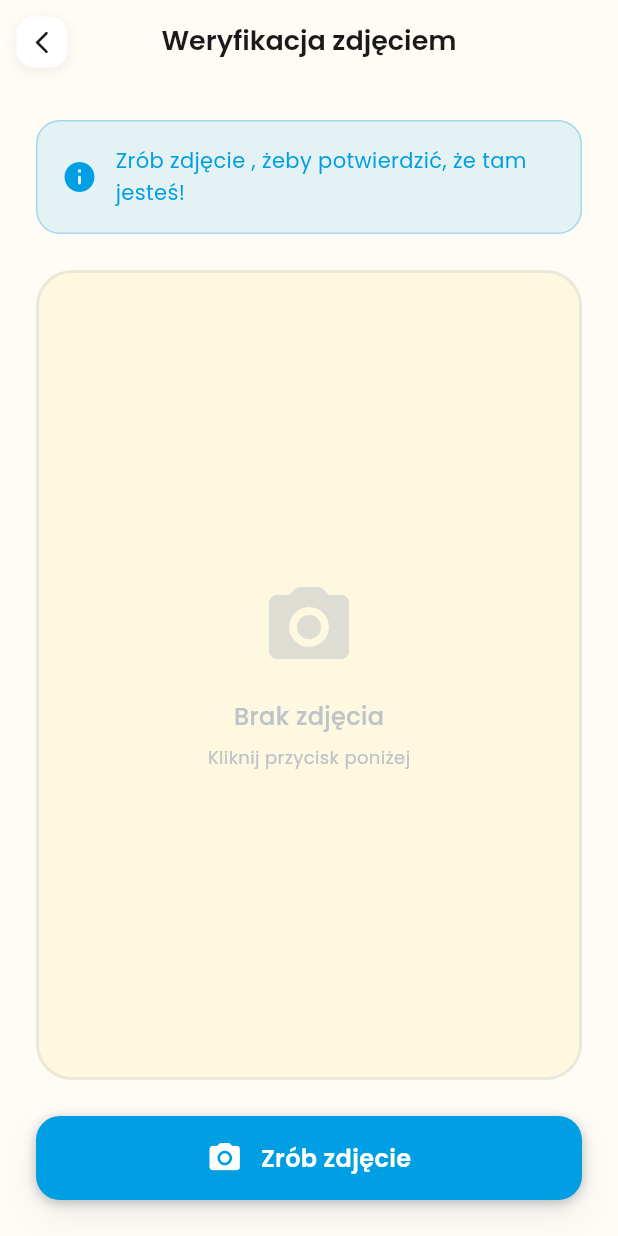
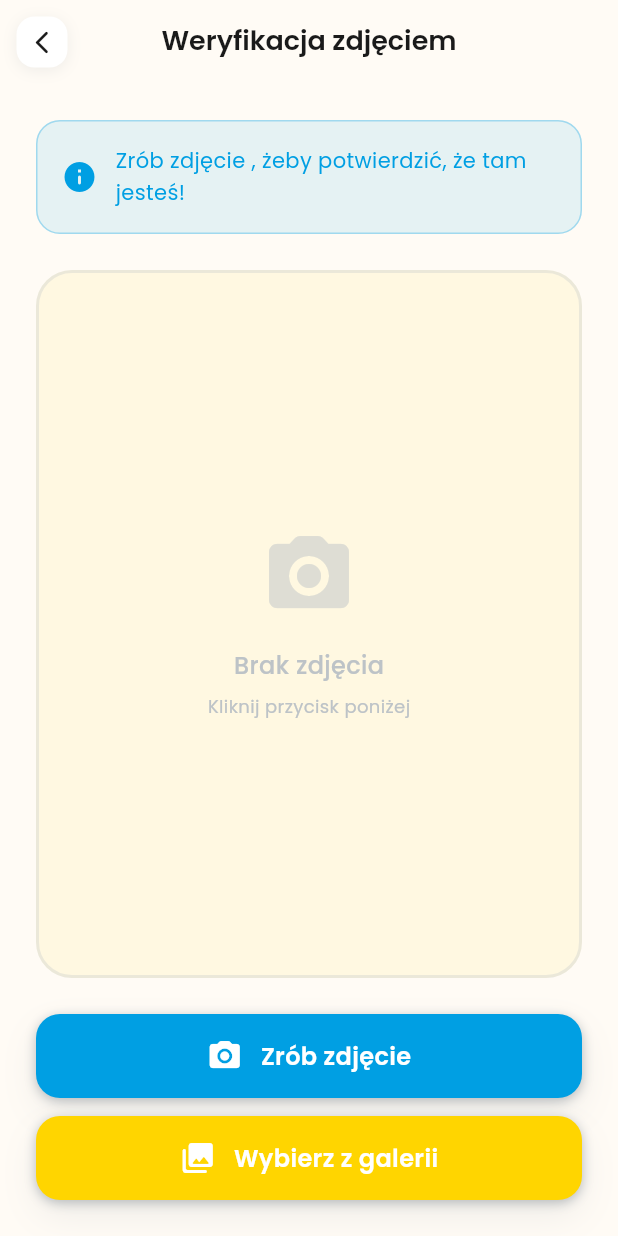
Before and after one commit to dawidope/bydgoszcz-mobile, a Flutter app: the VerifyPhotoPage screen opened directly with empty values, after a tap on "Zrób zdjęcie", on a phone screen of 412 x 824 dp. Run offline on Flutter 3.47's test engine with Material 3 defaults, Android fonts, the light colour scheme and no system bars; our stand-ins replace cached_network_image, dio, equatable, flutter_bloc, flutter_dotenv, freezed_annotation and 8 more; accounts and stored records are empty.

Commit message:
Fix taking picture

```diff
--- a/lib/presentation/pages/route/verify_photo_page.dart
+++ b/lib/presentation/pages/route/verify_photo_page.dart
@@ -1,4 +1,3 @@
-import 'dart:io';
 import 'dart:typed_data';
 
 import 'package:bydgoszcz/core/network/openai_service.dart';
@@ -35,14 +34,10 @@ class _VerifyPhotoPageState extends State<VerifyPhotoPage> {
   bool _isVerifying = false;
   String? _errorMessage;
 
-  Future<void> _takePhoto() async {
+  Future<void> _pickImage(ImageSource source) async {
     try {
-      var imagesource = ImageSource.camera;
-      if (Platform.isWindows) {
-        imagesource = ImageSource.gallery;
-      }
       final XFile? photo = await _picker.pickImage(
-        source: imagesource,
+        source: source,
         imageQuality: 70,
         maxWidth: 1024,
       );
@@ -214,11 +209,22 @@ class _VerifyPhotoPageState extends State<VerifyPhotoPage> {
 
               // Buttons
               if (_imageBytes == null)
-                _buildActionButton(
-                  icon: Icons.camera_alt_rounded,
-                  label: 'Zrób zdjęcie',
-                  color: AppColors.bydgoszczBlue,
-                  onTap: _takePhoto,
+                Column(
+                  children: [
+                    _buildActionButton(
+                      icon: Icons.camera_alt_rounded,
+                      label: 'Zrób zdjęcie',
+                      color: AppColors.bydgoszczBlue,
+                      onTap: () => _pickImage(ImageSource.camera),
+                    ),
+                    const SizedBox(height: 12),
+                    _buildActionButton(
+                      icon: Icons.photo_library_rounded,
+                      label: 'Wybierz z galerii',
+                      color: AppColors.bydgoszczYellow,
+                      onTap: () => _pickImage(ImageSource.gallery),
+                    ),
+                  ],
                 )
               else if (_isVerifying)
                 _buildLoadingButton()
@@ -233,7 +239,7 @@ class _VerifyPhotoPageState extends State<VerifyPhotoPage> {
                     ),
                     const SizedBox(height: 12),
                     TextButton(
-                      onPressed: _takePhoto,
+                      onPressed: () => _pickImage(ImageSource.camera),
                       child: Text(
                         'Zrób nowe zdjęcie',
                         style: AppTypography.bodyMedium.copyWith(
```
